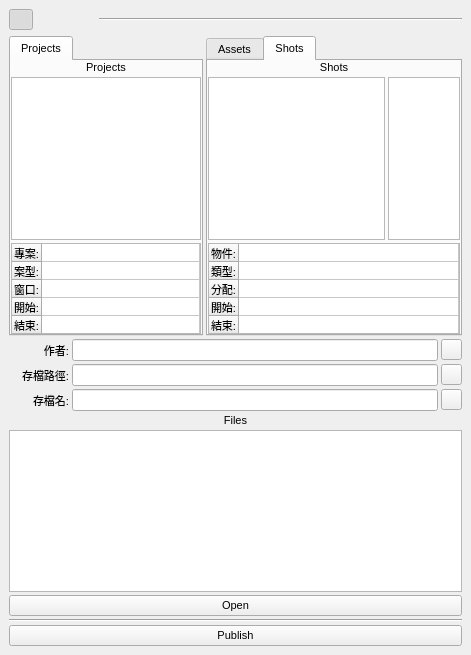
tws0002/scripts, file maya_scripts/ui/qt_main_ui.ui: the form before one commit.
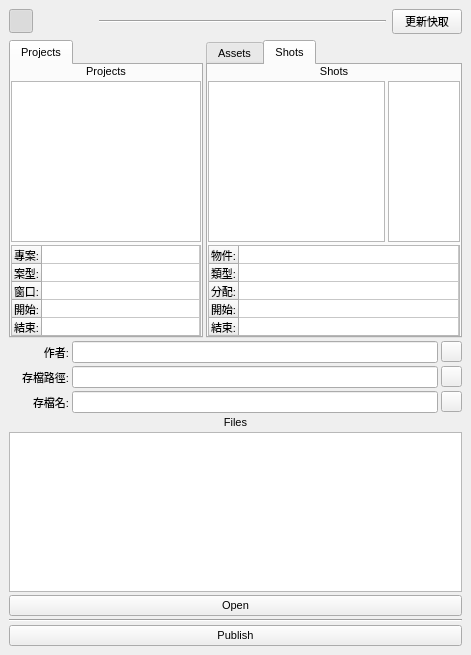
The form after the commit. Icons and pictures are not drawn.

What changed in the file:
```diff
--- a/maya_scripts/ui/qt_main_ui.ui
+++ b/maya_scripts/ui/qt_main_ui.ui
@@ -130,6 +130,25 @@
        </property>
       </widget>
      </item>
+     <item>
+      <widget class="QPushButton" name="update_cache">
+       <property name="minimumSize">
+        <size>
+         <width>0</width>
+         <height>0</height>
+        </size>
+       </property>
+       <property name="maximumSize">
+        <size>
+         <width>70</width>
+         <height>16777215</height>
+        </size>
+       </property>
+       <property name="text">
+        <string>更新快取</string>
+       </property>
+      </widget>
+     </item>
     </layout>
    </item>
    <item>
```
